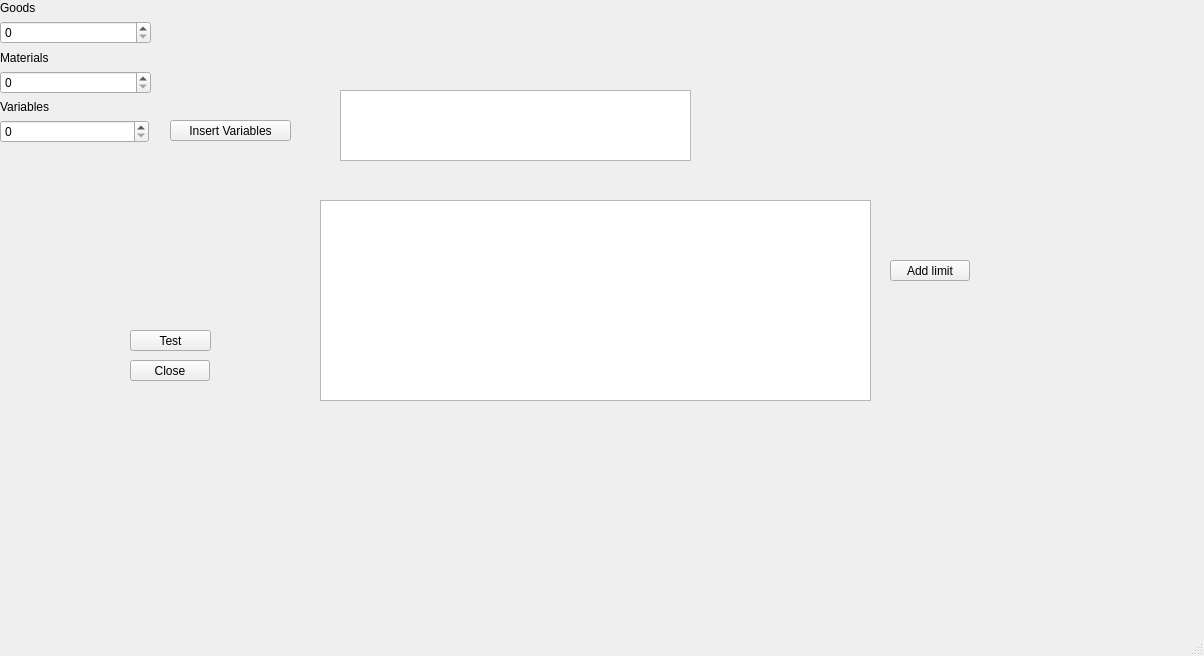
Before: the Qt Designer form mainwindow.ui in chrob6/Boil_Project_Assortment, drawn with Qt 5.
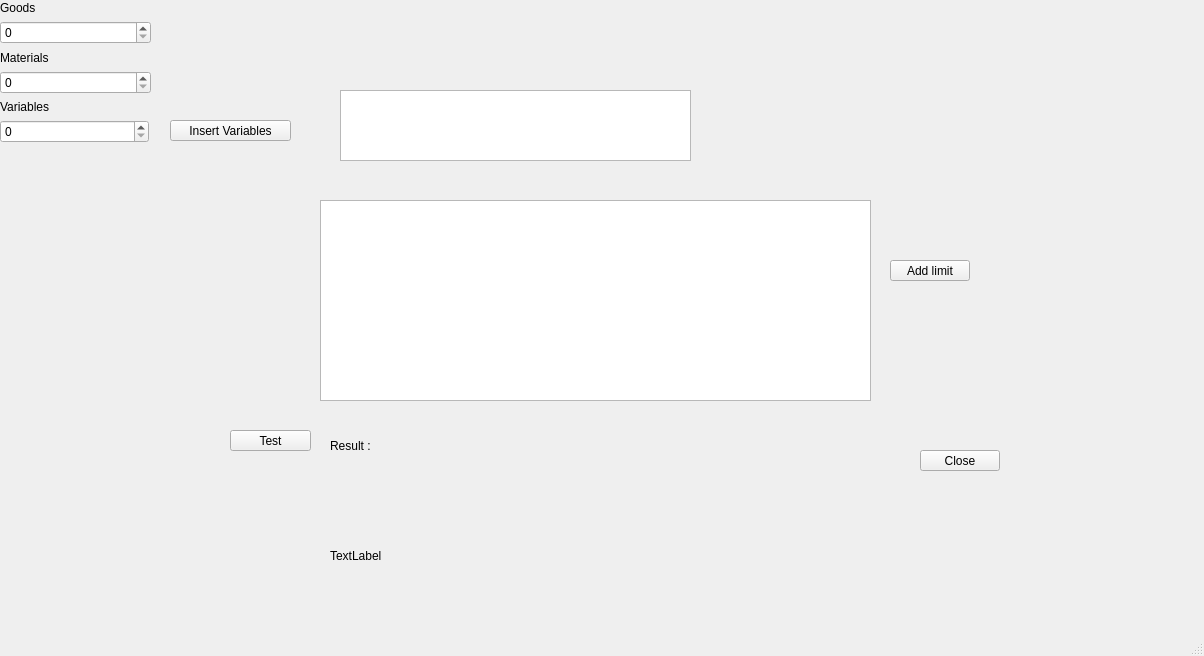
After: the same form once the commit is applied.

Commit message: add >= symbol, displaying results

Patch:
```diff
--- a/mainwindow.ui
+++ b/mainwindow.ui
@@ -17,8 +17,8 @@
    <widget class="QPushButton" name="pushButton">
     <property name="geometry">
      <rect>
-      <x>130</x>
-      <y>360</y>
+      <x>920</x>
+      <y>450</y>
       <width>80</width>
       <height>21</height>
      </rect>
@@ -30,8 +30,8 @@
    <widget class="QPushButton" name="startTest">
     <property name="geometry">
      <rect>
-      <x>130</x>
-      <y>330</y>
+      <x>230</x>
+      <y>430</y>
       <width>81</width>
       <height>21</height>
      </rect>
@@ -141,6 +141,45 @@
      <string>Add limit</string>
     </property>
    </widget>
+   <widget class="QLabel" name="result_text">
+    <property name="geometry">
+     <rect>
+      <x>330</x>
+      <y>420</y>
+      <width>101</width>
+      <height>51</height>
+     </rect>
+    </property>
+    <property name="text">
+     <string>Result :</string>
+    </property>
+   </widget>
+   <widget class="QLabel" name="result_calculation">
+    <property name="geometry">
+     <rect>
+      <x>470</x>
+      <y>430</y>
+      <width>161</width>
+      <height>21</height>
+     </rect>
+    </property>
+    <property name="text">
+     <string/>
+    </property>
+   </widget>
+   <widget class="QLabel" name="result_variables">
+    <property name="geometry">
+     <rect>
+      <x>330</x>
+      <y>500</y>
+      <width>251</width>
+      <height>111</height>
+     </rect>
+    </property>
+    <property name="text">
+     <string>TextLabel</string>
+    </property>
+   </widget>
   </widget>
   <widget class="QMenuBar" name="menubar">
    <property name="geometry">
```
The commit also changes 3 other files.
